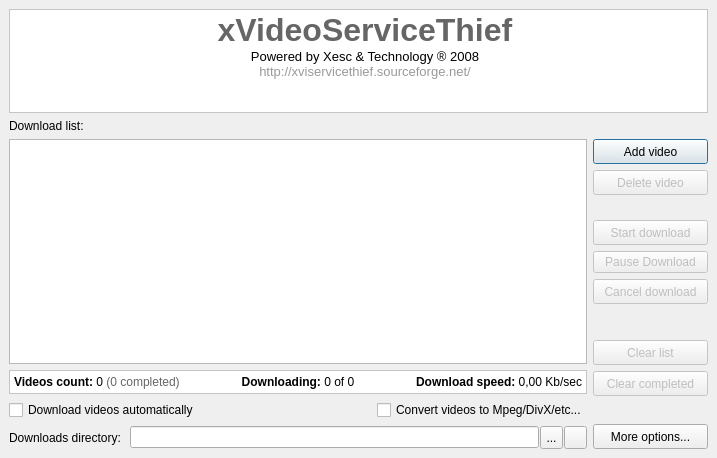
This is ui/mainform.ui in ckorn/xvst as Qt 5 draws it before an edit. The edited form follows.
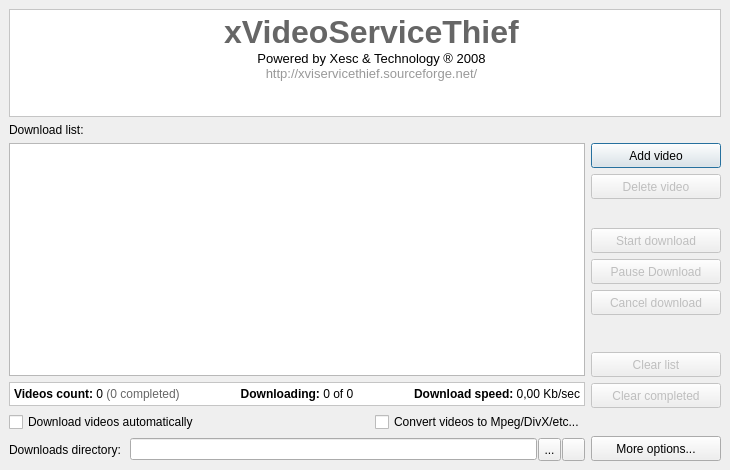
This is the edited form. Icons and pictures are not drawn.

Commit message: - Changed main window size

```diff
--- a/ui/mainform.ui
+++ b/ui/mainform.ui
@@ -8,14 +8,14 @@
    <rect>
     <x>0</x>
     <y>0</y>
-    <width>717</width>
-    <height>458</height>
+    <width>730</width>
+    <height>470</height>
    </rect>
   </property>
   <property name="minimumSize" >
    <size>
-    <width>643</width>
-    <height>0</height>
+    <width>660</width>
+    <height>450</height>
    </size>
   </property>
   <property name="windowTitle" >
@@ -31,18 +31,6 @@
    <layout class="QGridLayout" >
     <item row="0" column="0" colspan="2" >
      <widget class="QFrame" name="frame" >
-      <property name="minimumSize" >
-       <size>
-        <width>0</width>
-        <height>0</height>
-       </size>
-      </property>
-      <property name="maximumSize" >
-       <size>
-        <width>16777215</width>
-        <height>135</height>
-       </size>
-      </property>
       <property name="styleSheet" >
        <string>QFrame{background: white;}</string>
       </property>
@@ -54,16 +42,16 @@
       </property>
       <layout class="QGridLayout" >
        <property name="leftMargin" >
-        <number>2</number>
+        <number>4</number>
        </property>
        <property name="topMargin" >
-        <number>2</number>
+        <number>4</number>
        </property>
        <property name="rightMargin" >
-        <number>2</number>
+        <number>4</number>
        </property>
        <property name="bottomMargin" >
-        <number>2</number>
+        <number>4</number>
        </property>
        <item rowspan="2" row="0" column="0" >
         <widget class="QLabel" name="imgHeader" >
@@ -332,7 +320,7 @@
         </property>
         <property name="minimumSize" >
          <size>
-          <width>115</width>
+          <width>130</width>
           <height>25</height>
          </size>
         </property>
@@ -363,7 +351,7 @@
         </property>
         <property name="minimumSize" >
          <size>
-          <width>115</width>
+          <width>0</width>
           <height>25</height>
          </size>
         </property>
@@ -398,7 +386,7 @@
         </property>
         <property name="minimumSize" >
          <size>
-          <width>115</width>
+          <width>0</width>
           <height>25</height>
          </size>
         </property>
@@ -418,6 +406,12 @@
         <property name="enabled" >
          <bool>false</bool>
         </property>
+        <property name="minimumSize" >
+         <size>
+          <width>0</width>
+          <height>25</height>
+         </size>
+        </property>
         <property name="text" >
          <string>Pause Download</string>
         </property>
@@ -430,7 +424,7 @@
         </property>
         <property name="minimumSize" >
          <size>
-          <width>115</width>
+          <width>0</width>
           <height>25</height>
          </size>
         </property>
@@ -465,7 +459,7 @@
         </property>
         <property name="minimumSize" >
          <size>
-          <width>115</width>
+          <width>0</width>
           <height>25</height>
          </size>
         </property>
@@ -487,7 +481,7 @@
         </property>
         <property name="minimumSize" >
          <size>
-          <width>115</width>
+          <width>0</width>
           <height>25</height>
          </size>
         </property>
@@ -522,7 +516,7 @@
        <widget class="QPushButton" name="btnMoreOptions" >
         <property name="minimumSize" >
          <size>
-          <width>115</width>
+          <width>0</width>
           <height>25</height>
          </size>
         </property>
```
The commit also changes 2 other files.
